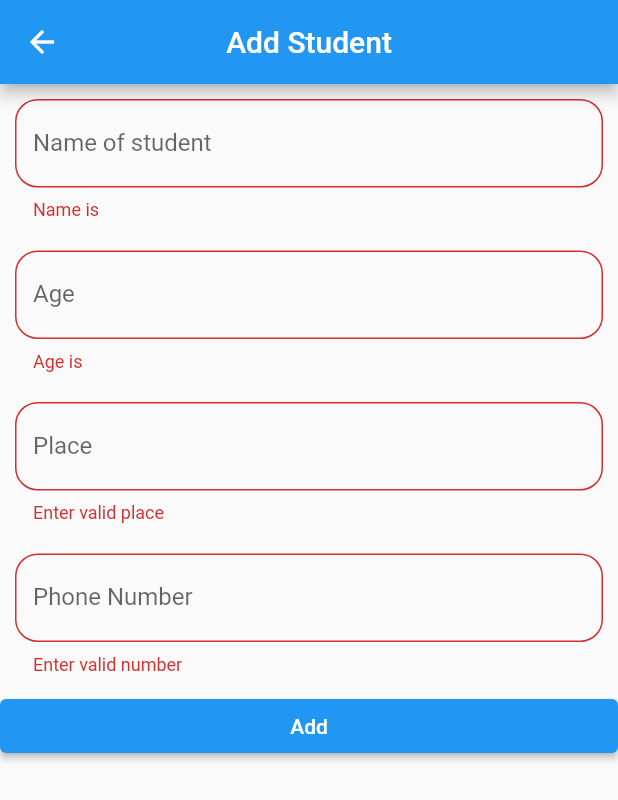
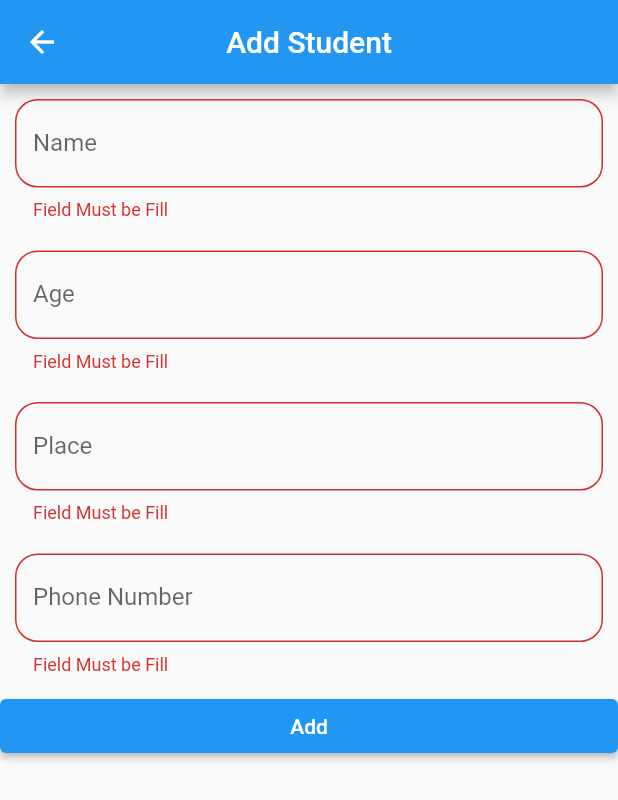
Before and after one commit to Ameen-Aboobacker/Student-Record, a Flutter app: the InputStudent screen opened directly, after a tap on "Add", on a phone screen of 412 x 824 dp. Shown: the top 800 px of the screen. Run offline on Flutter 3.47's test engine with Material 2 defaults, Android fonts, the phone set to English and light mode, and no system bars; our stand-ins replace hive, hive_flutter; accounts and stored records are empty.

Commit message:
code updated

```diff
--- a/lib/screens/home_screen.dart
+++ b/lib/screens/home_screen.dart
@@ -5,7 +5,7 @@ import 'package:hive_sample/screens/search_screen.dart';
 import 'package:provider/provider.dart';
 
 import '../provider/provider.dart';
-import '../widgets/student_list_widget.dart';
+import '../widgets/student_list.dart';
 
 class HomeScreen extends StatelessWidget {
   const HomeScreen({Key? key}) : super(key: key);
--- a/lib/screens/screen_update.dart
+++ b/lib/screens/screen_update.dart
@@ -1,11 +1,12 @@
 
 
 import 'package:flutter/material.dart';
+import 'package:hive_sample/widgets/snackbar.dart';
 import 'package:provider/provider.dart';
 
 import '../model/student_model.dart';
 import '../provider/provider.dart';
-import '../widgets/text_form_field.dart';
+import 'package:hive_sample/widgets/text_field.dart';
 
 class InputStudent extends StatelessWidget {
   InputStudent({
@@ -53,34 +54,34 @@ class InputStudent extends StatelessWidget {
         key: formValidateKey,
         child: ListView(
           children: [
-
             TextFieldWidget(
               controller: nameController,
-              labelText: "Name of student",
-              validateText: "Name is ",
+              labelText: "Name",
+              validateText: "Field Must be Fill",
               keyType: TextInputType.name,
+              isAlpha: true,
             ),
             TextFieldWidget(
               controller: ageController,
               labelText: 'Age',
-              validateText: "Age is ",
+              validateText: "Field Must be Fill",
               keyType: TextInputType.number,
+              isAge: true,
+
             ),
             TextFieldWidget(
               controller: placeController,
               labelText: 'Place',
-              validateText: "Enter valid place",
+              validateText: "Field Must be Fill",
               keyType: TextInputType.emailAddress,
             ),
-            // -------------- TextField 4 -------------- //
             TextFieldWidget(
               controller: phoneController,
               labelText: "Phone Number",
-              validateText: 'Enter valid number',
+              validateText: "Field Must be Fill",
               keyType: TextInputType.number,
               isContact: true,
             ),
-            // -------------- Button -------------- //
             ElevatedButton(
               onPressed: () {
                 if (formValidateKey.currentState!.validate()) {
@@ -117,25 +118,25 @@ class InputStudent extends StatelessWidget {
     );
   }
 }
-void snackBar({required BuildContext context, required String message}) {
+/*void snackBar({required BuildContext context, required String message}) {
   ScaffoldMessenger.of(context).showSnackBar(
     SnackBar(
       duration: const Duration(seconds: 1),
-      width: MediaQuery.of(context).size.width * 0.6,
+      width:double.infinity,
       behavior: SnackBarBehavior.floating,
-      shape: OutlineInputBorder(borderRadius: BorderRadius.circular(50)),
+
       content: SizedBox(
-        height: 25,
+        height: 20,
         child: Center(
           child: Text(
             message,
             style: const TextStyle(
               color: Colors.white,
-              fontSize: 19,
+              fontSize: 15,
             ),
           ),
         ),
       ),
     ),
   );
-}
+}*/
--- a/lib/widgets/delete_button.dart
+++ b/lib/widgets/delete_button.dart
@@ -1,5 +1,6 @@
 
 import 'package:flutter/material.dart';
+import 'package:hive_sample/widgets/snackbar.dart';
 import 'package:provider/provider.dart';
 
 import '../provider/provider.dart';
--- a/lib/widgets/text_form_field.dart
+++ b/lib/widgets/text_field.dart
@@ -7,20 +7,24 @@ class TextFieldWidget extends StatelessWidget {
   final String validateText;
   final String validateContact;
   final String validateAlpha;
+    final String validateAge;
   final TextInputType keyType;
   final bool isContact;
   final bool isAlpha;
+   final bool isAge;
 
   const TextFieldWidget({
     super.key,
     required this.controller,
     required this.labelText,
     required this.validateText,
+    this.validateAge='only digits allowed',
      this.validateContact='Number Must be 10 digits',
      this.validateAlpha='only Alphabets Allowed',
     required this.keyType,
     this.isContact = false,
     this.isAlpha=false,
+    this.isAge=false,
   });
 
   @override
@@ -38,8 +42,10 @@ class TextFieldWidget extends StatelessWidget {
           }  else if(isContact && value.length != 10) {
             return validateContact;
           }
-           else if(isAlpha && value.length != 10) {
+           else if(isAlpha) {
             return validateAlpha;
+          }else if(isAge && value.length <= 2) {
+            return validateAge;
           }
           else {
             return null;
```
Also changed, not shown: lib/widgets/snackbar.dart (added, +24 -0 lines), lib/widgets/snackbar.txt (deleted, +0 -31 lines), lib/widgets/student_list.dart (renamed from lib/widgets/student_list_widget.dart).
